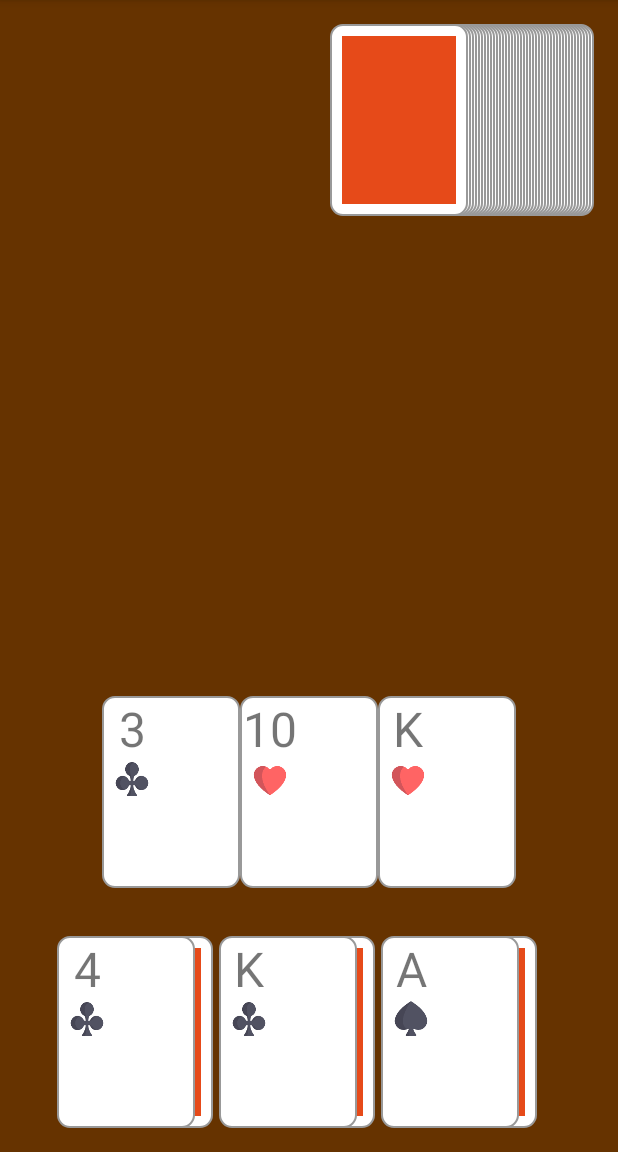
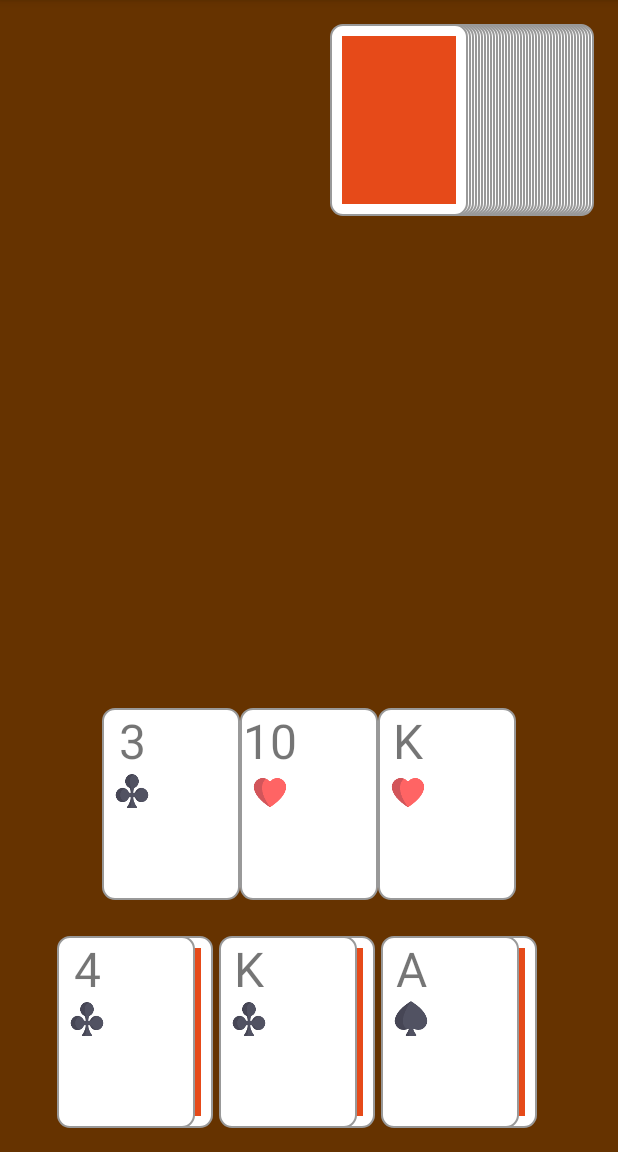
Before and after one commit to firekesti/Shaitzov, an Android app: the screen it shows after launch (MainActivity), on a phone screen of 412 x 824 dp, the part 84-1236 px from its top. Run offline under Robolectric (Android 15) with nearby library versions, the phone set to English and light mode, and no system bars; our stand-ins replace EventBus; 1 statement that could not run was skipped.

Commit message:
tweak sizing/spacing

```diff
--- a/app/src/main/java/net/crunkhouse/shaitzov/PileOverlapDecorator.java
+++ b/app/src/main/java/net/crunkhouse/shaitzov/PileOverlapDecorator.java
@@ -14,7 +14,7 @@ public class PileOverlapDecorator extends RecyclerView.ItemDecoration {
     private int overlapAmount;
 
     public PileOverlapDecorator(Context context) {
-        overlapAmount = DensityUtils.dpToPixel(context, -80);
+        overlapAmount = DensityUtils.dpToPixel(context, -70);
     }
 
     @Override
--- a/app/src/main/res/layout/activity_main.xml
+++ b/app/src/main/res/layout/activity_main.xml
@@ -36,7 +36,7 @@
         android:layout_width="wrap_content"
         android:layout_height="wrap_content"
         android:layout_gravity="center"
-        android:layout_marginBottom="32dp"/>
+        android:layout_marginBottom="24dp"/>
 
     <!-- The face-up and face-down cards -->
     <FrameLayout
```
